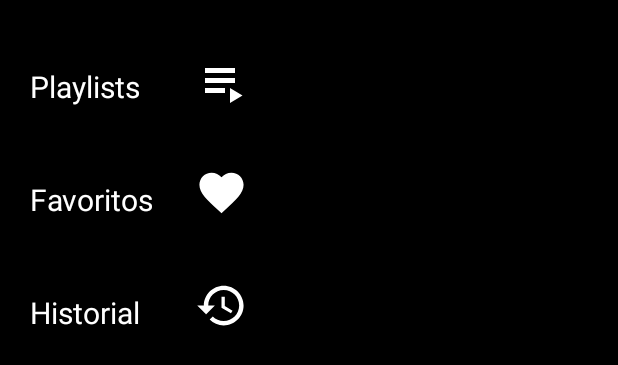
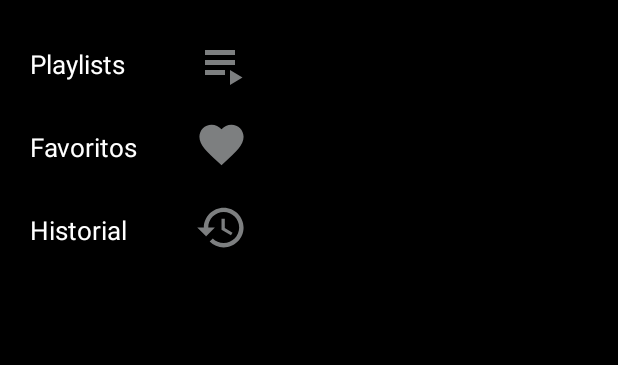
Before and after one commit to RubsRubs/Music-Box, an Android app: the layout fragment_library.xml on its own in the app's theme, with its tools: preview values and no code run, on a phone screen of 412 x 824 dp. Shown: the top 365 px of the screen. Run offline under Robolectric (Android 15) with nearby library versions, the phone set to English and light mode, and no system bars.

Commit message:
Corrección duplicado de items en recycerlview, implementación del uso de dos listas al mismo tiempo, cambio de colores de iconos e integración de progressbar en LibraryFragment

```diff
--- /dev/null
+++ b/app/src/main/res/drawable/ic_baseline_favorite_off.xml
@@ -0,0 +1,9 @@
+<vector xmlns:android="http://schemas.android.com/apk/res/android"
+    android:width="24dp"
+    android:height="24dp"
+    android:viewportWidth="24"
+    android:viewportHeight="24">
+    <path
+        android:fillColor="#7D7F80"
+        android:pathData="M12,21.35l-1.45,-1.32C5.4,15.36 2,12.28 2,8.5 2,5.42 4.42,3 7.5,3c1.74,0 3.41,0.81 4.5,2.09C13.09,3.81 14.76,3 16.5,3 19.58,3 22,5.42 22,8.5c0,3.78 -3.4,6.86 -8.55,11.54L12,21.35z" />
+</vector>
--- /dev/null
+++ b/app/src/main/res/drawable/ic_baseline_history_off.xml
@@ -0,0 +1,9 @@
+<vector xmlns:android="http://schemas.android.com/apk/res/android"
+    android:width="24dp"
+    android:height="24dp"
+    android:viewportWidth="24"
+    android:viewportHeight="24">
+  <path
+      android:fillColor="#7D7F80"
+      android:pathData="M13,3c-4.97,0 -9,4.03 -9,9L1,12l3.89,3.89 0.07,0.14L9,12L6,12c0,-3.87 3.13,-7 7,-7s7,3.13 7,7 -3.13,7 -7,7c-1.93,0 -3.68,-0.79 -4.94,-2.06l-1.42,1.42C8.27,19.99 10.51,21 13,21c4.97,0 9,-4.03 9,-9s-4.03,-9 -9,-9zM12,8v5l4.28,2.54 0.72,-1.21 -3.5,-2.08L13.5,8L12,8z"/>
+</vector>
--- /dev/null
+++ b/app/src/main/res/drawable/ic_baseline_playlist_play_off.xml
@@ -0,0 +1,9 @@
+<vector xmlns:android="http://schemas.android.com/apk/res/android"
+    android:width="24dp"
+    android:height="24dp"
+    android:viewportWidth="24"
+    android:viewportHeight="24">
+    <path
+        android:fillColor="#7D7F80"
+        android:pathData="M4,10h12v2L4,12zM4,6h12v2L4,8zM4,14h8v2L4,16zM14,14v6l5,-3z" />
+</vector>
--- a/app/src/main/res/layout/fragment_library.xml
+++ b/app/src/main/res/layout/fragment_library.xml
@@ -10,26 +10,27 @@
     <LinearLayout
         android:id="@+id/layout_play_lists_ID"
         android:layout_width="150dp"
-        android:layout_height="75dp"
+        android:layout_height="55dp"
         android:layout_marginLeft="20dp"
-        android:layout_marginTop="20dp"
+        android:layout_marginTop="15dp"
         android:orientation="horizontal">
 
         <TextView
             android:layout_width="100dp"
-            android:layout_height="75dp"
+            android:layout_height="55dp"
             android:gravity="center_vertical"
             android:text="Playlists"
             android:textColor="@color/white"
-            android:textSize="20dp" />
+            android:textSize="17dp" />
 
         <ImageView
+            android:id="@+id/playLists_icon_ID"
             android:layout_width="40dp"
             android:layout_height="40dp"
             android:layout_marginLeft="10dp"
-            android:layout_marginTop="15dp"
+            android:layout_marginTop="8dp"
             android:gravity="center_vertical"
-            android:src="@drawable/ic_baseline_playlist_play">
+            android:src="@drawable/ic_baseline_playlist_play_off">
 
         </ImageView>
 
@@ -38,25 +39,26 @@
     <LinearLayout
         android:id="@+id/layout_favoritos_ID"
         android:layout_width="150dp"
-        android:layout_height="75dp"
+        android:layout_height="55dp"
         android:layout_marginLeft="20dp"
         android:orientation="horizontal">
 
         <TextView
             android:layout_width="100dp"
-            android:layout_height="75dp"
+            android:layout_height="55dp"
             android:gravity="center_vertical"
             android:text="Favoritos"
             android:textColor="@color/white"
-            android:textSize="20dp" />
+            android:textSize="17dp" />
 
         <ImageView
+            android:id="@+id/favourites_icon_ID"
             android:layout_width="35dp"
             android:layout_height="35dp"
             android:layout_marginLeft="10dp"
-            android:layout_marginTop="15dp"
+            android:layout_marginTop="8dp"
             android:gravity="center_vertical"
-            android:src="@drawable/ic_baseline_favorite_24">
+            android:src="@drawable/ic_baseline_favorite_off">
 
         </ImageView>
 
@@ -65,25 +67,26 @@
     <LinearLayout
         android:id="@+id/layout_history_ID"
         android:layout_width="150dp"
-        android:layout_height="75dp"
+        android:layout_height="55dp"
         android:layout_marginLeft="20dp"
         android:orientation="horizontal">
 
         <TextView
             android:layout_width="100dp"
-            android:layout_height="75dp"
+            android:layout_height="55dp"
             android:gravity="center_vertical"
             android:text="Historial"
             android:textColor="@color/white"
-            android:textSize="20dp" />
+            android:textSize="17dp" />
 
         <ImageView
+            android:id="@+id/history_icon_ID"
             android:layout_width="35dp"
             android:layout_height="35dp"
             android:layout_marginLeft="10dp"
-            android:layout_marginTop="15dp"
+            android:layout_marginTop="8dp"
             android:gravity="center_vertical"
-            android:src="@drawable/ic_baseline_history_24">
+            android:src="@drawable/ic_baseline_history_off">
 
         </ImageView>
 
@@ -93,8 +96,19 @@
         android:id="@+id/library_recycler_view_id"
         android:layout_width="match_parent"
         android:layout_height="wrap_content"
-        android:layout_marginTop="10dp">
+        android:layout_marginTop="0dp">
 
     </androidx.recyclerview.widget.RecyclerView>
 
+    <ProgressBar
+        android:id="@+id/library_progress_circular_ID"
+        android:layout_width="370dp"
+        android:layout_height="55dp"
+        android:layout_marginStart="20dp"
+        android:layout_marginTop="142.5dp"
+        android:layout_marginEnd="20dp"
+        android:layout_marginBottom="142.5dp"
+        android:background="@color/black"
+        android:visibility="invisible" />
+
 </LinearLayout>
```
Also changed, not shown: app/src/main/java/com/example/streamingaudioplayer/LibraryFragment.java (+76 -10 lines), app/src/main/res/layout/activity_player.xml (+4 -5 lines), app/src/main/res/drawable-v24/ic_baseline_playlist_play_on.xml (renamed from app/src/main/res/drawable-v24/ic_baseline_playlist_play.xml), app/src/main/res/drawable/ic_baseline_favorite_on.xml (renamed from app/src/main/res/drawable/ic_baseline_favorite_24.xml), app/src/main/res/drawable/ic_baseline_history_on.xml (renamed from app/src/main/res/drawable/ic_baseline_history_24.xml).
